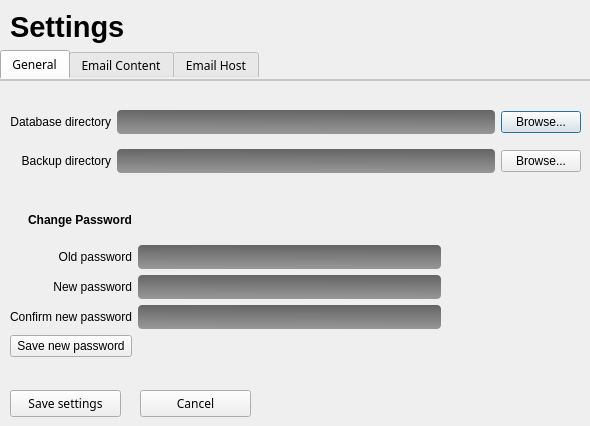
Above: dialogs/setting/SettingForm.ui from supermaximo93/Computing_Project before the change. Below: the same form after it.
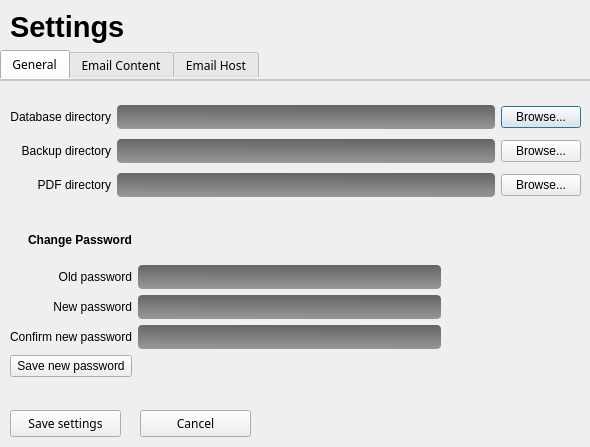
That is the form after the change. Icons and pictures are not drawn.

Commit message: PDF save directory can now be set

```diff
--- a/dialogs/setting/SettingForm.ui
+++ b/dialogs/setting/SettingForm.ui
@@ -7,7 +7,7 @@
     <x>0</x>
     <y>0</y>
     <width>590</width>
-    <height>426</height>
+    <height>447</height>
    </rect>
   </property>
   <property name="font">
@@ -52,7 +52,7 @@
      <x>0</x>
      <y>50</y>
      <width>591</width>
-     <height>331</height>
+     <height>351</height>
     </rect>
    </property>
    <property name="layoutDirection">
@@ -86,7 +86,7 @@
        <x>10</x>
        <y>20</y>
        <width>571</width>
-       <height>81</height>
+       <height>101</height>
       </rect>
      </property>
      <layout class="QGridLayout" name="gridLayout">
@@ -120,9 +120,6 @@
         </property>
        </widget>
       </item>
-      <item row="1" column="1">
-       <widget class="QLineEdit" name="lineEdit_backupDirectory"/>
-      </item>
       <item row="1" column="2">
        <widget class="QPushButton" name="pushButton_browseBackupDirectory">
         <property name="text">
@@ -130,13 +127,36 @@
         </property>
        </widget>
       </item>
+      <item row="2" column="0">
+       <widget class="QLabel" name="label_3">
+        <property name="text">
+         <string>PDF directory</string>
+        </property>
+        <property name="alignment">
+         <set>Qt::AlignRight|Qt::AlignTrailing|Qt::AlignVCenter</set>
+        </property>
+       </widget>
+      </item>
+      <item row="1" column="1">
+       <widget class="QLineEdit" name="lineEdit_backupDirectory"/>
+      </item>
+      <item row="2" column="1">
+       <widget class="QLineEdit" name="lineEdit_pdfDirectory"/>
+      </item>
+      <item row="2" column="2">
+       <widget class="QPushButton" name="pushButton_browsePdfDirectory">
+        <property name="text">
+         <string>Browse...</string>
+        </property>
+       </widget>
+      </item>
      </layout>
     </widget>
     <widget class="QWidget" name="gridLayoutWidget_6">
      <property name="geometry">
       <rect>
        <x>10</x>
-       <y>120</y>
+       <y>140</y>
        <width>431</width>
        <height>156</height>
       </rect>
@@ -254,7 +274,7 @@
          <x>10</x>
          <y>10</y>
          <width>531</width>
-         <height>271</height>
+         <height>291</height>
         </rect>
        </property>
        <layout class="QGridLayout" name="gridLayout_2">
@@ -475,7 +495,7 @@
    <property name="geometry">
     <rect>
      <x>10</x>
-     <y>390</y>
+     <y>410</y>
      <width>111</width>
      <height>27</height>
     </rect>
@@ -488,7 +508,7 @@
    <property name="geometry">
     <rect>
      <x>140</x>
-     <y>390</y>
+     <y>410</y>
      <width>111</width>
      <height>27</height>
     </rect>
```
The commit also changes 7 other files.
